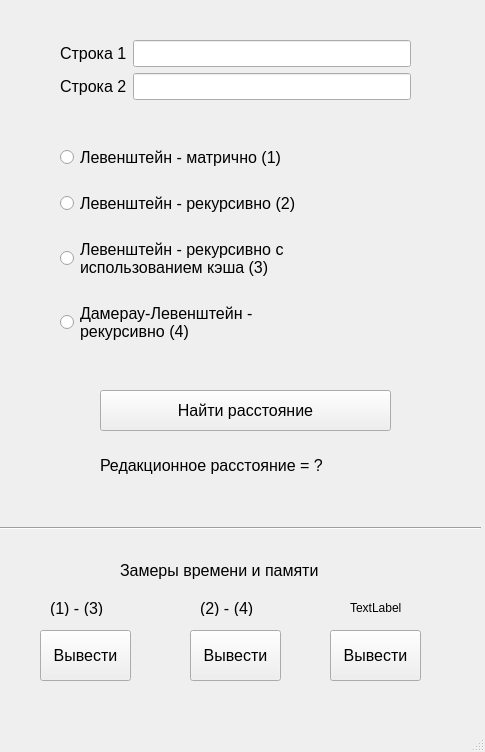
The window that lab_01/src/design.ui (ilyasssklimov/bmstu_AnalysisAlgorithms) describes before a commit, drawn with Qt 5.
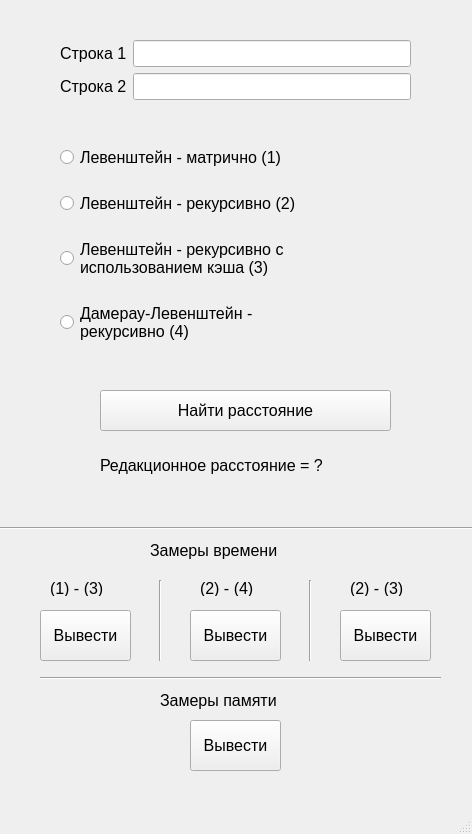
The same window after the commit.

Commit message: update graphics && add class string

What changed in the file:
```diff
--- a/lab_01/src/design.ui
+++ b/lab_01/src/design.ui
@@ -6,8 +6,8 @@
    <rect>
     <x>0</x>
     <y>0</y>
-    <width>485</width>
-    <height>752</height>
+    <width>472</width>
+    <height>834</height>
    </rect>
   </property>
   <property name="windowTitle">
@@ -19,7 +19,7 @@
      <rect>
       <x>60</x>
       <y>130</y>
-      <width>392</width>
+      <width>351</width>
       <height>231</height>
      </rect>
     </property>
@@ -170,7 +170,7 @@
     <property name="geometry">
      <rect>
       <x>40</x>
-      <y>630</y>
+      <y>610</y>
       <width>91</width>
       <height>51</height>
      </rect>
@@ -187,9 +187,9 @@
    <widget class="QLabel" name="label">
     <property name="geometry">
      <rect>
-      <x>120</x>
-      <y>560</y>
-      <width>251</width>
+      <x>150</x>
+      <y>540</y>
+      <width>161</width>
       <height>21</height>
      </rect>
     </property>
@@ -202,7 +202,7 @@
      </font>
     </property>
     <property name="text">
-     <string>Замеры времени и памяти</string>
+     <string>Замеры времени</string>
     </property>
    </widget>
    <widget class="Line" name="line">
@@ -222,7 +222,7 @@
     <property name="geometry">
      <rect>
       <x>50</x>
-      <y>600</y>
+      <y>580</y>
       <width>81</width>
       <height>16</height>
      </rect>
@@ -240,7 +240,7 @@
     <property name="geometry">
      <rect>
       <x>200</x>
-      <y>600</y>
+      <y>580</y>
       <width>81</width>
       <height>16</height>
      </rect>
@@ -258,7 +258,7 @@
     <property name="geometry">
      <rect>
       <x>190</x>
-      <y>630</y>
+      <y>610</y>
       <width>91</width>
       <height>51</height>
      </rect>
@@ -275,8 +275,8 @@
    <widget class="QPushButton" name="graph_lev_rec_2">
     <property name="geometry">
      <rect>
-      <x>330</x>
-      <y>630</y>
+      <x>340</x>
+      <y>610</y>
       <width>91</width>
       <height>51</height>
      </rect>
@@ -294,13 +294,96 @@
     <property name="geometry">
      <rect>
       <x>350</x>
-      <y>600</y>
-      <width>55</width>
+      <y>580</y>
+      <width>81</width>
       <height>16</height>
      </rect>
     </property>
+    <property name="font">
+     <font>
+      <pointsize>12</pointsize>
+     </font>
+    </property>
     <property name="text">
-     <string>TextLabel</string>
+     <string>(2) - (3)</string>
+    </property>
+   </widget>
+   <widget class="Line" name="line_2">
+    <property name="geometry">
+     <rect>
+      <x>150</x>
+      <y>580</y>
+      <width>20</width>
+      <height>81</height>
+     </rect>
+    </property>
+    <property name="orientation">
+     <enum>Qt::Vertical</enum>
+    </property>
+   </widget>
+   <widget class="Line" name="line_3">
+    <property name="geometry">
+     <rect>
+      <x>300</x>
+      <y>580</y>
+      <width>20</width>
+      <height>81</height>
+     </rect>
+    </property>
+    <property name="orientation">
+     <enum>Qt::Vertical</enum>
+    </property>
+   </widget>
+   <widget class="QPushButton" name="get_peak_memory">
+    <property name="geometry">
+     <rect>
+      <x>190</x>
+      <y>720</y>
+      <width>91</width>
+      <height>51</height>
+     </rect>
+    </property>
+    <property name="font">
+     <font>
+      <pointsize>12</pointsize>
+     </font>
+    </property>
+    <property name="text">
+     <string>Вывести</string>
+    </property>
+   </widget>
+   <widget class="QLabel" name="label_5">
+    <property name="geometry">
+     <rect>
+      <x>160</x>
+      <y>690</y>
+      <width>151</width>
+      <height>21</height>
+     </rect>
+    </property>
+    <property name="font">
+     <font>
+      <pointsize>12</pointsize>
+      <weight>50</weight>
+      <italic>false</italic>
+      <bold>false</bold>
+     </font>
+    </property>
+    <property name="text">
+     <string>Замеры памяти</string>
+    </property>
+   </widget>
+   <widget class="Line" name="line_4">
+    <property name="geometry">
+     <rect>
+      <x>40</x>
+      <y>670</y>
+      <width>401</width>
+      <height>16</height>
+     </rect>
+    </property>
+    <property name="orientation">
+     <enum>Qt::Horizontal</enum>
     </property>
    </widget>
   </widget>
```
Left out of the diff: 6 changed lines with no effect on the pictures. The commit also changes 6 other files.
